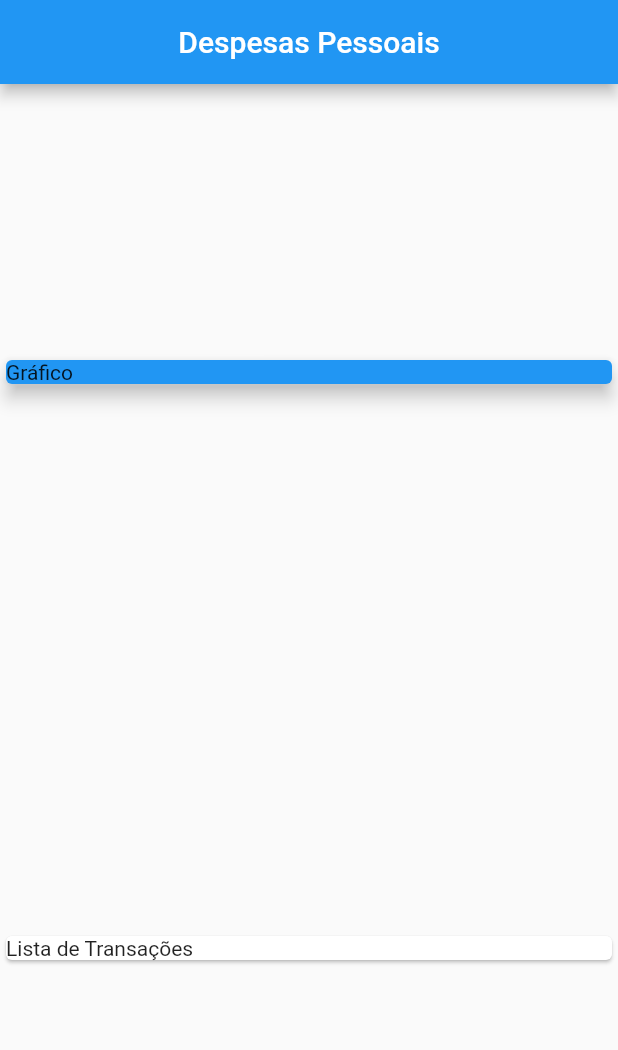
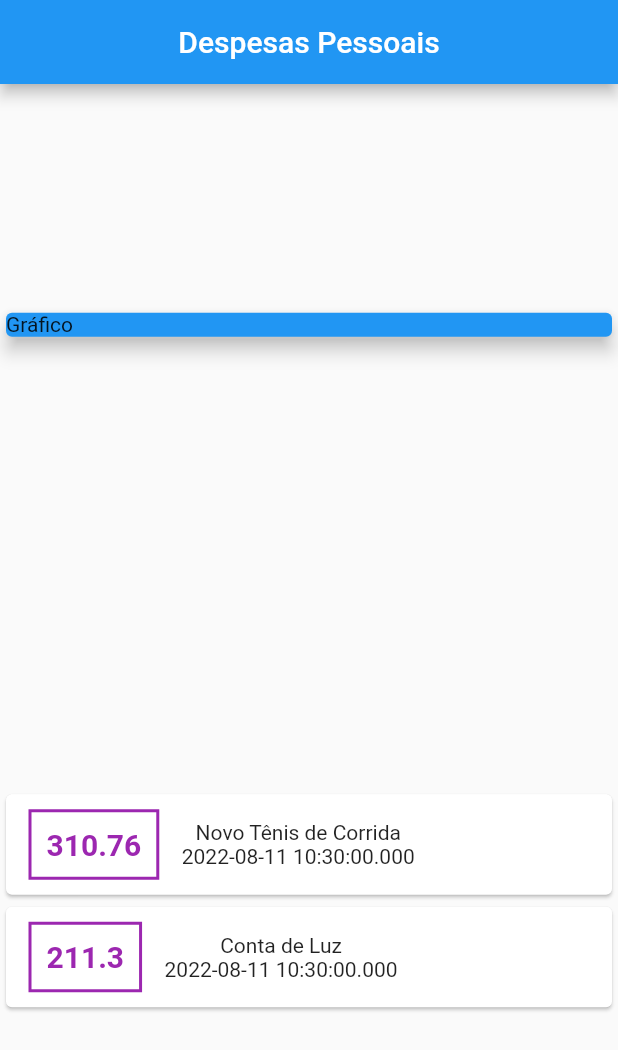
Before and after one commit to eugustavokeller/DevMobile, a Flutter app: the screen it shows after launch, on a phone screen of 412 x 824 dp. Shown: the top 1050 px of the screen. Run offline on Flutter 3.47's test engine with Material 2 defaults, Android fonts, the phone set to English and light mode, and no system bars.

Commit message:
Update main.dart
Apply style and container, row & column.

```diff
--- a/curso_flutter/expenses/lib/main.dart
+++ b/curso_flutter/expenses/lib/main.dart
@@ -44,8 +44,42 @@ class MyHomePage extends StatelessWidget {
               elevation: 5,
             ),
           ),
-          Card(
-            child: Text('Lista de Transações'),
+          Column(
+            children: _transactions.map((tr) {
+              return Card(
+                child: Row(
+                  children: [
+                    Container(
+                      margin: EdgeInsets.symmetric(
+                        horizontal: 15,
+                        vertical: 10
+                      ),
+                      decoration: BoxDecoration(
+                        border: Border.all(
+                          color: Colors.purple,
+                          width: 2,
+                        )
+                      ),
+                      padding: EdgeInsets.all(10),
+                      child: Text(
+                        tr.value.toString(),
+                        style: TextStyle(
+                          fontWeight: FontWeight.bold,
+                          fontSize: 20,
+                          color: Colors.purple,
+                        ),
+                      ),
+                    ),
+                    Column(
+                      children: [
+                        Text(tr.title),
+                        Text(tr.date.toString()),
+                      ],
+                    )
+                  ],
+                ),
+              );
+            }).toList(),
           )
         ],
       ),
```
